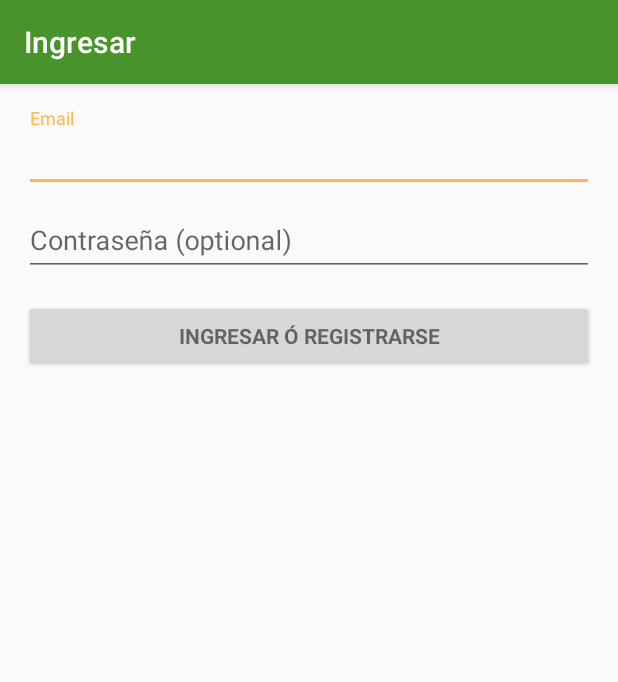
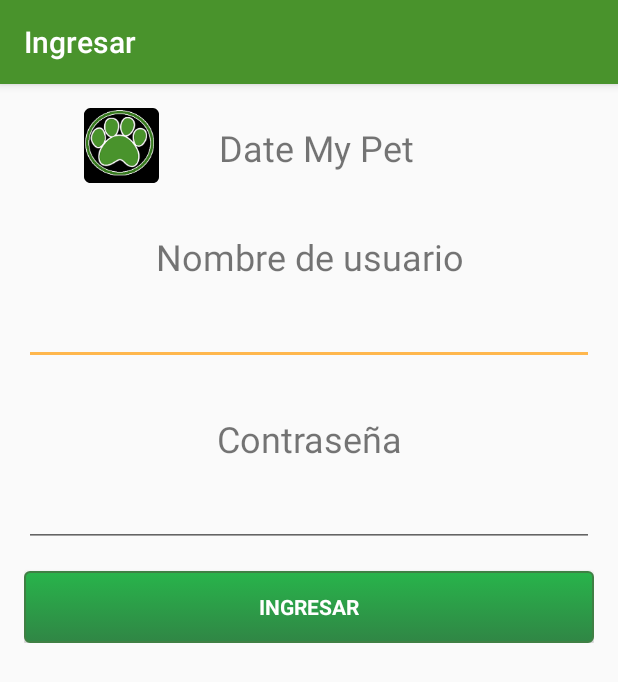
Before and after one commit to jogeocc/DateMyPet, an Android app: the LoginActivity screen opened directly, with no data from a screen before it, on a phone screen of 412 x 824 dp. Shown: the top 682 px of the screen. Run offline under Robolectric (Android 15) with nearby library versions, the phone set to English and light mode, and no system bars; 2 statements that could not run were skipped.

Commit message:
Terminando plantilla de login

```diff
--- a/app/src/main/res/layout/activity_login.xml
+++ b/app/src/main/res/layout/activity_login.xml
@@ -1,4 +1,5 @@
 <LinearLayout xmlns:android="http://schemas.android.com/apk/res/android"
+    xmlns:app="http://schemas.android.com/apk/res-auto"
     xmlns:tools="http://schemas.android.com/tools"
     android:layout_width="match_parent"
     android:layout_height="match_parent"
@@ -22,13 +23,52 @@
     <ScrollView
         android:id="@+id/login_form"
         android:layout_width="match_parent"
-        android:layout_height="match_parent">
+        android:layout_height="wrap_content">
 
         <LinearLayout
             android:id="@+id/email_login_form"
             android:layout_width="match_parent"
             android:layout_height="wrap_content"
             android:orientation="vertical">
+
+        <LinearLayout
+            android:id="@+id/lnTitulo"
+            android:layout_width="match_parent"
+            android:layout_height="wrap_content"
+            android:orientation="horizontal">
+
+
+            <ImageView
+                android:layout_width="50dp"
+                android:layout_height="50dp"
+                android:layout_weight="1"
+                app:srcCompat="@mipmap/ic_launcher_round" />
+
+            <TextView
+                android:layout_width="250dp"
+                android:layout_height="wrap_content"
+                android:layout_marginTop="10dp"
+                android:text="@string/app_name"
+                android:textAlignment="textStart"
+                android:textSize="24sp" />
+
+        </LinearLayout>
+
+
+            <TextView
+                android:layout_width="match_parent"
+                android:layout_height="wrap_content"
+                android:layout_weight="1"
+
+                android:textAlignment="center"
+                android:textSize="24sp" />
+
+            <TextView
+                android:layout_width="match_parent"
+                android:layout_height="wrap_content"
+                android:text="@string/letrero_usuario"
+                android:textAlignment="center"
+                android:textSize="24sp" />
 
             <android.support.design.widget.TextInputLayout
                 android:layout_width="match_parent"
@@ -38,22 +78,35 @@
                     android:id="@+id/email"
                     android:layout_width="match_parent"
                     android:layout_height="wrap_content"
-                    android:hint="@string/prompt_email"
                     android:inputType="textEmailAddress"
                     android:maxLines="1"
                     android:singleLine="true" />
 
             </android.support.design.widget.TextInputLayout>
 
+
+            <TextView
+                android:layout_width="match_parent"
+                android:layout_height="wrap_content"
+                android:textAlignment="center"
+                android:textSize="24sp" />
+
+            <TextView
+                android:layout_width="match_parent"
+                android:layout_height="wrap_content"
+                android:text="@string/letrero_contrasenia"
+                android:textAlignment="center"
+                android:textSize="24sp" />
+
             <android.support.design.widget.TextInputLayout
                 android:layout_width="match_parent"
                 android:layout_height="wrap_content">
+
 
                 <EditText
                     android:id="@+id/password"
                     android:layout_width="match_parent"
                     android:layout_height="wrap_content"
-                    android:hint="@string/prompt_password"
                     android:imeActionId="6"
                     android:imeActionLabel="@string/action_sign_in_short"
                     android:imeOptions="actionUnspecified"
@@ -69,7 +122,9 @@
                 android:layout_width="match_parent"
                 android:layout_height="wrap_content"
                 android:layout_marginTop="16dp"
-                android:text="@string/action_sign_in"
+                android:background="@drawable/estilo_boton"
+                android:text="@string/letrero_ingresar"
+                android:textColor="@android:color/background_light"
                 android:textStyle="bold" />
 
         </LinearLayout>
--- a/app/src/main/res/values/strings.xml
+++ b/app/src/main/res/values/strings.xml
@@ -5,6 +5,10 @@
 
     <!-- Strings related to login -->
     <string name="prompt_email">Email</string>
+    <string name="letrero_usuario">Nombre de usuario</string>
+    <string name="letrero_contrasenia">Contraseña</string>
+    <string name="letrero_registrar">Registrar</string>
+    <string name="letrero_ingresar">Ingresar</string>
     <string name="prompt_password">Contraseña (optional)</string>
     <string name="action_sign_in">Ingresar ó Registrarse</string>
     <string name="action_sign_in_short">Ingresar</string>
```
